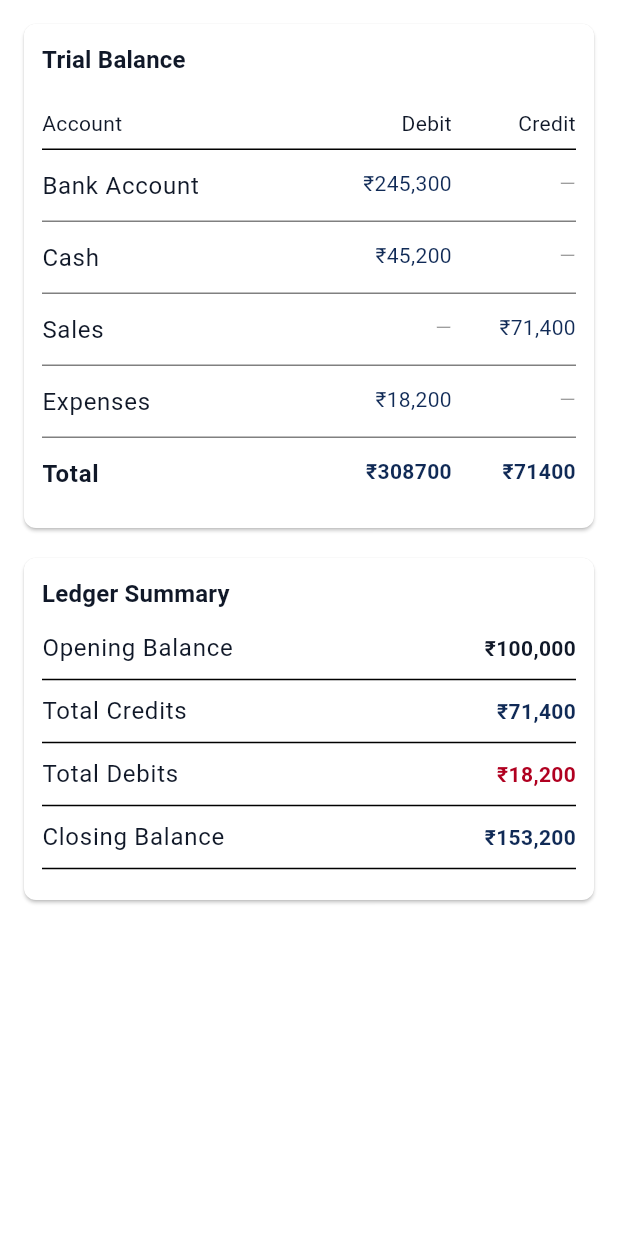
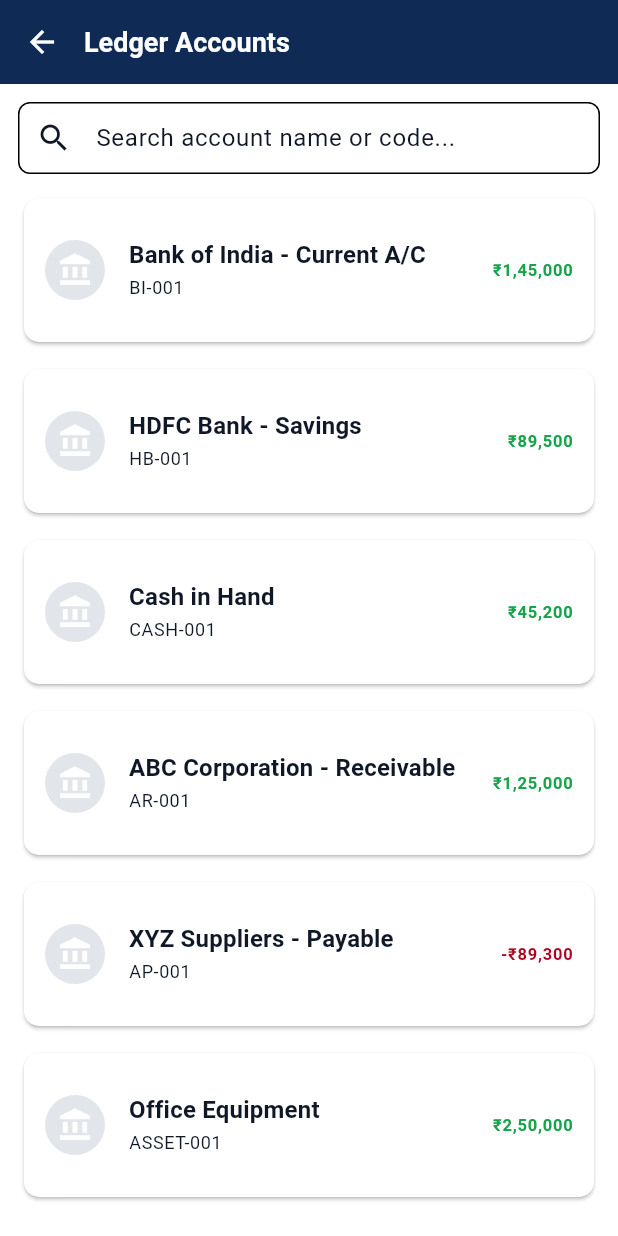
Before and after one commit to aminahnabeel/YahyaandCo-frontend-, a Flutter app: the DashboardMainScreen screen opened directly with empty values, after a tap on "Reports", on a phone screen of 412 x 824 dp. Run offline on Flutter 3.47's test engine with Material 3 defaults, Android fonts, the light colour scheme and no system bars.

Commit message:
Add Ledger module: LedgerAccountsPage + LedgerReportPage and wire HomeDashboard

```diff
--- a/lib/pages/home_dashboard.dart
+++ b/lib/pages/home_dashboard.dart
@@ -3,6 +3,7 @@
 import 'add_transaction.dart';
 import 'add_account.dart';
 import 'reports_page.dart';
+import 'ledger_accounts_page.dart';
 import 'journal_entry.dart';
 
 class HomeDashboard extends StatelessWidget {
@@ -30,10 +31,12 @@
             ).push(MaterialPageRoute(builder: (_) => const AddAccountPage()));
             return;
           }
-          if (label == 'Reports') {
-            await Navigator.of(context, rootNavigator: true).push(
-              MaterialPageRoute(builder: (_) => const ReportsPage()),
-            );
+          if (label == 'Ledger' || label == 'Reports') {
+            // support both labels while migrating to Ledger
+            await Navigator.of(
+              context,
+              rootNavigator: true,
+            ).push(MaterialPageRoute(builder: (_) => const LedgerAccountsPage()));
             return;
           }
           if (label == 'Journal Entry') {
--- /dev/null
+++ b/lib/pages/ledger_accounts_page.dart
@@ -0,0 +1,88 @@
+import 'package:flutter/material.dart';
+
+import '../widgets/appbar.dart';
+import '../theme.dart';
+import 'ledger_report_page.dart';
+
+class LedgerAccountsPage extends StatefulWidget {
+  const LedgerAccountsPage({super.key});
+
+  @override
+  State<LedgerAccountsPage> createState() => _LedgerAccountsPageState();
+}
+
+class _LedgerAccountsPageState extends State<LedgerAccountsPage> {
+  final TextEditingController _searchController = TextEditingController();
+  final List<Map<String, dynamic>> _accounts = [
+    {'name': 'Bank of India - Current A/C', 'code': 'BI-001', 'amount': '₹1,45,000', 'type': 'Bank'},
+    {'name': 'HDFC Bank - Savings', 'code': 'HB-001', 'amount': '₹89,500', 'type': 'Bank'},
+    {'name': 'Cash in Hand', 'code': 'CASH-001', 'amount': '₹45,200', 'type': 'Cash'},
+    {'name': 'ABC Corporation - Receivable', 'code': 'AR-001', 'amount': '₹1,25,000', 'type': 'Customer'},
+    {'name': 'XYZ Suppliers - Payable', 'code': 'AP-001', 'amount': '-₹89,300', 'type': 'Supplier'},
+    {'name': 'Office Equipment', 'code': 'ASSET-001', 'amount': '₹2,50,000', 'type': 'Asset'},
+  ];
+
+  List<Map<String, dynamic>> get _filtered {
+    final q = _searchController.text.trim().toLowerCase();
+    if (q.isEmpty) return _accounts;
+    return _accounts.where((a) => (a['name'] as String).toLowerCase().contains(q) || (a['code'] as String).toLowerCase().contains(q)).toList();
+  }
+
+  @override
+  void dispose() {
+    _searchController.dispose();
+    super.dispose();
+  }
+
+  @override
+  Widget build(BuildContext context) {
+    final theme = Theme.of(context);
+
+    return Scaffold(
+      appBar: CustomAppBar(title: 'Ledger Accounts', onBackPressed: () => Navigator.of(context).pop(), showTitle: true),
+      body: SafeArea(
+        child: Padding(
+          padding: const EdgeInsets.all(12),
+          child: Column(
+            children: [
+              TextField(
+                controller: _searchController,
+                onChanged: (_) => setState(() {}),
+                decoration: InputDecoration(
+                  hintText: 'Search account name or code...',
+                  prefixIcon: const Icon(Icons.search),
+                  border: OutlineInputBorder(borderRadius: BorderRadius.circular(8)),
+                  contentPadding: const EdgeInsets.symmetric(vertical: 12, horizontal: 12),
+                ),
+              ),
+              const SizedBox(height: 12),
+              Expanded(
+                child: ListView.separated(
+                  itemCount: _filtered.length,
+                  separatorBuilder: (_, __) => const SizedBox(height: 10),
+                  itemBuilder: (ctx, i) {
+                    final a = _filtered[i];
+                    final positive = !(a['amount'] as String).startsWith('-');
+                    return Card(
+                      shape: RoundedRectangleBorder(borderRadius: BorderRadius.circular(10)),
+                      child: ListTile(
+                        contentPadding: const EdgeInsets.symmetric(horizontal: 14, vertical: 12),
+                        leading: CircleAvatar(backgroundColor: theme.colorScheme.primary.withOpacity(0.12), child: const Icon(Icons.account_balance)),
+                        title: Text(a['name'] as String, style: theme.textTheme.titleMedium?.copyWith(fontWeight: FontWeight.w600)),
+                        subtitle: Text(a['code'] as String, style: theme.textTheme.bodySmall),
+                        trailing: Text(a['amount'] as String, style: TextStyle(color: positive ? AppTheme.success : theme.colorScheme.error, fontWeight: FontWeight.w700)),
+                        onTap: () {
+                          Navigator.of(context).push(MaterialPageRoute(builder: (_) => LedgerReportPage(accountName: a['name'] as String, accountCode: a['code'] as String)));
+                        },
+                      ),
+                    );
+                  },
+                ),
+              ),
+            ],
+          ),
+        ),
+      ),
+    );
+  }
+}
```
Also changed, not shown: lib/pages/ledger_report_page.dart (added, +95 -0 lines).
